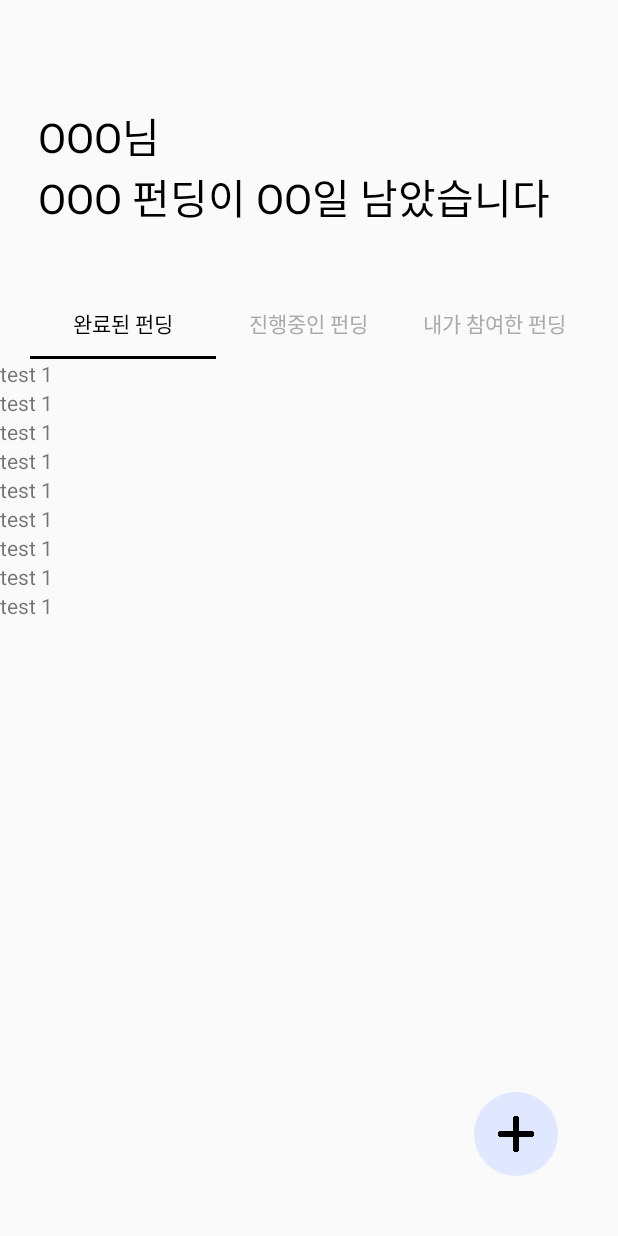
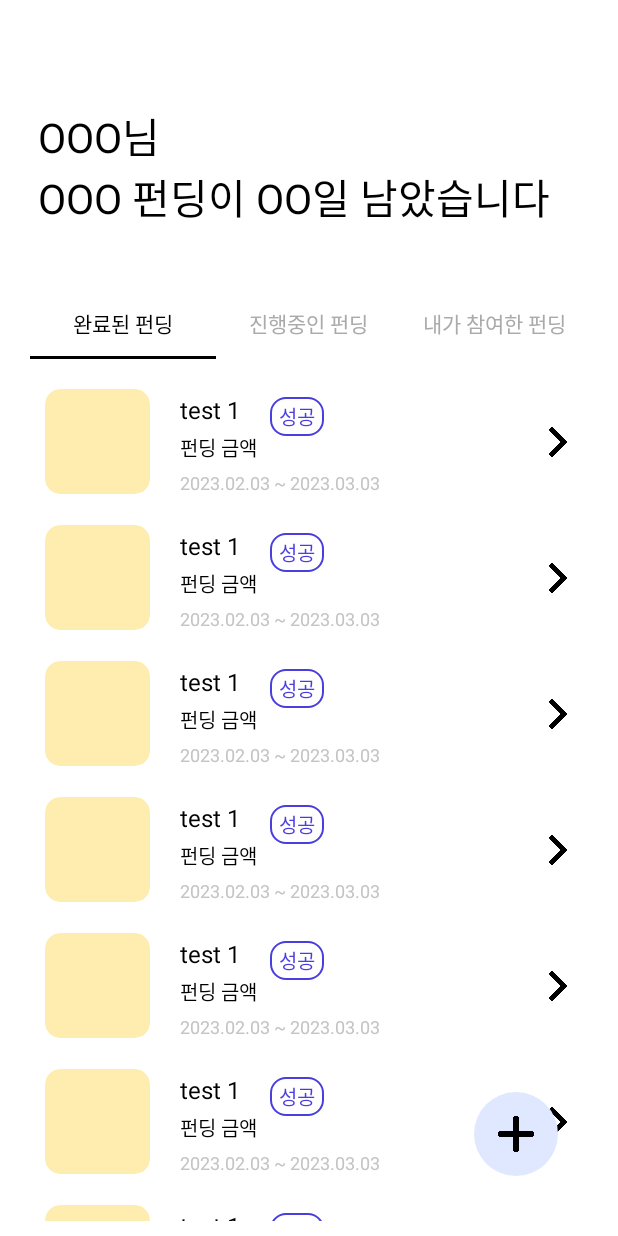
Before and after one commit to HAB-DAY/Habday_Android, an Android app: the FinishFundingFragment screen opened directly, with no data from a screen before it, on a phone screen of 412 x 824 dp. Run offline under Robolectric (Android 15) with nearby library versions, the light colour scheme and no system bars.

Commit message:
[feat] 완료된 펀딩 recycler view UI 생성
FinishFundingFragment, item_finished_funding_recycler.xml

```diff
--- a/app/src/main/java/com/example/habday_android/util/recycler/finish/FinishAdapter.kt
+++ b/app/src/main/java/com/example/habday_android/util/recycler/finish/FinishAdapter.kt
@@ -25,7 +25,7 @@ class FinishAdapter(val context: FragmentActivity?): RecyclerView.Adapter<ViewHo
     override fun getItemCount(): Int = finishdatas.size
 
     class FinishFundingViewHolder(val context: FragmentActivity?, val binding: ItemFinishedFundingRecyclerBinding): RecyclerView.ViewHolder(binding.root){
-        private val testText : TextView =binding.txtTest
+        private val testText : TextView = binding.tvFinishFundingTitle
 
         fun bind(item: FinishData){
             testText.text = item.title
--- /dev/null
+++ b/app/src/main/res/drawable/bg_rectangle_dark_blue_radius_10.xml
@@ -0,0 +1,9 @@
+<?xml version="1.0" encoding="utf-8"?>
+<shape xmlns:android="http://schemas.android.com/apk/res/android"
+    android:shape="rectangle">
+    <stroke
+        android:color="@color/dark_blue"
+        android:width="1dp"/>
+    <corners
+        android:radius="10dp"/>
+</shape>
--- /dev/null
+++ b/app/src/main/res/drawable/bg_rectangle_dark_red_radius_10.xml
@@ -0,0 +1,10 @@
+<?xml version="1.0" encoding="utf-8"?>
+<shape xmlns:android="http://schemas.android.com/apk/res/android"
+    android:shape="rectangle">
+    <stroke
+        android:color="@color/dark_red"
+        android:width="1dp"/>
+    <corners
+        android:radius="10dp"/>
+
+</shape>
--- a/app/src/main/res/layout/activity_login.xml
+++ b/app/src/main/res/layout/activity_login.xml
@@ -12,6 +12,7 @@
         android:layout_width="wrap_content"
         android:layout_height="wrap_content"
         android:text="@string/HaBDay"
+        android:includeFontPadding="false"
         app:layout_constraintStart_toStartOf="parent"
         app:layout_constraintEnd_toEndOf="parent"
         app:layout_constraintTop_toTopOf="parent"
@@ -58,7 +59,8 @@
         app:layout_constraintStart_toStartOf="@id/view_naver_login"
         app:layout_constraintEnd_toEndOf="@id/view_naver_login"
         android:textSize="@dimen/naver_login_txt_size"
-        android:textColor="@color/white"/>
+        android:textColor="@color/white"
+        android:includeFontPadding="false"/>
 
     <TextView
         android:id="@+id/tv_start_HAB_DAY"
@@ -67,6 +69,7 @@
         android:text="@string/txt_start_HAB_DAY"
         android:textSize="@dimen/start_HAB_DAY_txt_size"
         android:textColor="@color/light_gray"
+        android:includeFontPadding="false"
         app:layout_constraintStart_toStartOf="parent"
         app:layout_constraintEnd_toEndOf="parent"
         app:layout_constraintBottom_toBottomOf="parent"
--- a/app/src/main/res/layout/activity_main.xml
+++ b/app/src/main/res/layout/activity_main.xml
@@ -4,6 +4,7 @@
     xmlns:tools="http://schemas.android.com/tools"
     android:layout_width="match_parent"
     android:layout_height="match_parent"
+    android:background="@color/white"
     tools:context=".src.main.MainActivity">
 
     <TextView
@@ -17,6 +18,7 @@
         android:layout_marginStart="@dimen/main_D_day_margin_start"
         android:textColor="@color/black"
         android:textSize="@dimen/main_D_day_txt_size"
+        android:includeFontPadding="false"
         />
 
     <com.google.android.material.tabs.TabLayout
@@ -44,8 +46,9 @@
     <FrameLayout
         android:id="@+id/fl_main"
         android:layout_width="match_parent"
-        android:layout_height="wrap_content"
+        android:layout_height="@dimen/main_frame_layout_height"
         app:layout_constraintTop_toBottomOf="@+id/tl_main"
+        app:layout_constraintBottom_toBottomOf="parent"
         />
 
     <com.google.android.material.floatingactionbutton.FloatingActionButton
--- a/app/src/main/res/layout/fragment_finish_funding.xml
+++ b/app/src/main/res/layout/fragment_finish_funding.xml
@@ -3,6 +3,9 @@
     xmlns:tools="http://schemas.android.com/tools"
     android:layout_width="match_parent"
     android:layout_height="match_parent"
+    android:layout_marginHorizontal="@dimen/margin_horizontal_main_recycler"
+    android:layout_marginBottom="@dimen/margin_bottom_margin_recycler"
+    android:background="@color/white"
     xmlns:app="http://schemas.android.com/apk/res-auto"
     tools:context=".src.main.list.FinishFundingFragment">
 
--- a/app/src/main/res/layout/item_finished_funding_recycler.xml
+++ b/app/src/main/res/layout/item_finished_funding_recycler.xml
@@ -2,13 +2,100 @@
 <androidx.constraintlayout.widget.ConstraintLayout xmlns:android="http://schemas.android.com/apk/res/android"
     android:layout_width="match_parent"
     android:layout_height="wrap_content"
+    android:background="@color/white"
     xmlns:app="http://schemas.android.com/apk/res-auto">
 
+    <androidx.cardview.widget.CardView
+        android:id="@+id/cv_finish_funding"
+        android:layout_width="@dimen/img_funding_size"
+        android:layout_height="@dimen/img_funding_size"
+        app:layout_constraintTop_toTopOf="parent"
+        app:layout_constraintStart_toStartOf="parent"
+        android:layout_marginTop="@dimen/between_margin_recycler_margin_top"
+        android:backgroundTint="@color/light_yellow"
+        app:cardCornerRadius="@dimen/img_funding_radius"
+        app:cardElevation="@dimen/card_elevation"
+        />
+
     <TextView
-        android:id="@+id/txt_test"
+        android:id="@+id/tv_finish_funding_title"
+        android:layout_width="wrap_content"
+        android:layout_height="wrap_content"
+        android:layout_marginTop="@dimen/funding_title_margin_top"
+        android:text="@string/funding_title"
+        android:textColor="@color/black"
+        android:textSize="@dimen/funding_title_txt_size"
+        app:layout_constraintStart_toEndOf="@+id/cv_finish_funding"
         app:layout_constraintTop_toTopOf="parent"
-        android:layout_width="match_parent"
+        android:layout_marginStart="@dimen/margin_between_img_txt"
+        android:includeFontPadding="false"
+        />
+
+    <TextView
+        android:id="@+id/tv_success"
+        android:layout_width="wrap_content"
         android:layout_height="wrap_content"
-        android:text="text입니다"/>
+        app:layout_constraintTop_toTopOf="@+id/tv_finish_funding_title"
+        app:layout_constraintStart_toEndOf="@id/tv_finish_funding_title"
+        android:layout_marginStart="@dimen/margin_start_txt_success_or_not"
+        android:paddingVertical="@dimen/padding_vertical_success_or_not"
+        android:paddingHorizontal="@dimen/padding_horizontal_success_or_not"
+        android:text="@string/success"
+        android:textColor="@color/dark_blue"
+        android:textSize="@dimen/txt_size_success_or_not"
+        android:includeFontPadding="false"
+        android:background="@drawable/bg_rectangle_dark_blue_radius_10"
+        />
+    <TextView
+        android:id="@+id/tv_failure"
+        android:layout_width="wrap_content"
+        android:layout_height="wrap_content"
+        app:layout_constraintTop_toTopOf="@+id/tv_finish_funding_title"
+        app:layout_constraintStart_toEndOf="@id/tv_finish_funding_title"
+        android:layout_marginStart="@dimen/margin_start_txt_success_or_not"
+        android:paddingVertical="@dimen/padding_vertical_success_or_not"
+        android:paddingHorizontal="@dimen/padding_horizontal_success_or_not"
+        android:text="@string/failure"
+        android:textColor="@color/dark_red"
+        android:textSize="@dimen/txt_size_success_or_not"
+        android:includeFontPadding="false"
+        android:background="@drawable/bg_rectangle_dark_red_radius_10"
+        android:visibility="gone"
+        />
+
+    <TextView
+        android:id="@+id/tv_finish_funding_cost"
+        android:layout_width="wrap_content"
+        android:layout_height="wrap_content"
+        android:text="@string/funding_cost"
+        android:textColor="@color/black"
+        android:textSize="@dimen/funding_cost_txt_size"
+        android:includeFontPadding="false"
+        app:layout_constraintTop_toBottomOf="@+id/tv_finish_funding_title"
+        app:layout_constraintStart_toEndOf="@+id/cv_finish_funding"
+        android:layout_marginStart="@dimen/margin_between_img_txt"
+        android:layout_marginTop="@dimen/funding_cost_margin_top"/>
+
+    <TextView
+        android:id="@+id/tv_finish_funding_term"
+        android:layout_width="wrap_content"
+        android:layout_height="wrap_content"
+        android:text="@string/funding_term"
+        android:textColor="@color/light_gray"
+        android:textSize="@dimen/funding_term_txt_size"
+        app:layout_constraintTop_toBottomOf="@+id/tv_finish_funding_cost"
+        app:layout_constraintStart_toEndOf="@+id/cv_finish_funding"
+        android:layout_marginStart="@dimen/margin_between_img_txt"
+        android:layout_marginTop="@dimen/funding_cost_margin_top"/>
+
+    <ImageView
+        android:id="@+id/iv_right_arrow"
+        android:layout_width="@dimen/right_arrow_size"
+        android:layout_height="@dimen/right_arrow_size"
+        android:src="@drawable/ic_right_arrow"
+        app:layout_constraintTop_toTopOf="@id/cv_finish_funding"
+        app:layout_constraintBottom_toBottomOf="parent"
+        app:layout_constraintEnd_toEndOf="parent"
+        />
 
 </androidx.constraintlayout.widget.ConstraintLayout>
--- a/app/src/main/res/values/colors.xml
+++ b/app/src/main/res/values/colors.xml
@@ -15,4 +15,7 @@
     <color name="dark_green">#03C75A</color>
     <color name="light_gray">#C4C4C4</color>
     <color name="light_blue">#DFE8FF</color>
+    <color name="light_yellow">#FFEDB0</color>
+    <color name="dark_blue">#4B3EDF</color>
+    <color name="dark_red">#DF483E</color>
 </resources>
--- a/app/src/main/res/values/dimens.xml
+++ b/app/src/main/res/values/dimens.xml
@@ -20,5 +20,28 @@
     <dimen name="main_tab_layout_margin_horizontal">20dp</dimen>
     <dimen name="main_floating_btn_margin_bottom">40dp</dimen>
     <dimen name="main_floating_btn_margin_end">40dp</dimen>
+    <dimen name="main_frame_layout_height">0dp</dimen>
+
+    <!-- both -->
+    <dimen name="img_funding_size">70dp</dimen>
+    <dimen name="img_funding_radius">10dp</dimen>
+    <dimen name="funding_title_txt_size">16sp</dimen>
+    <dimen name="funding_cost_txt_size">13sp</dimen>
+    <dimen name="funding_term_txt_size">12sp</dimen>
+    <dimen name="margin_between_img_txt">20dp</dimen>
+    <dimen name="margin_horizontal_main_recycler">30dp</dimen>
+    <dimen name="margin_bottom_margin_recycler">10dp</dimen>
+    <dimen name="between_margin_recycler_margin_top">20dp</dimen>
+    <dimen name="card_elevation">0dp</dimen>
+    <dimen name="right_arrow_size">20dp</dimen>
+    <dimen name="margin_start_txt_success_or_not">20dp</dimen>
+    <dimen name="padding_vertical_success_or_not">3dp</dimen>
+    <dimen name="padding_horizontal_success_or_not">6dp</dimen>
+    <dimen name="txt_size_success_or_not">13sp</dimen>
+
+    <!-- FinishFundingFragment -->
+    <dimen name="funding_title_margin_top">25dp</dimen>
+    <dimen name="funding_cost_margin_top">5dp</dimen>
+
 
 </resources>
--- a/app/src/main/res/values/strings.xml
+++ b/app/src/main/res/values/strings.xml
@@ -11,10 +11,15 @@
     <string name="finish_funding">완료된 펀딩</string>
     <string name="progressing_funding">진행중인 펀딩</string>
     <string name="my_participation_funding">내가 참여한 펀딩</string>
+
+    <!-- both -->
     <string name="funding_title">펀딩 이름</string>
     <string name="funding_cost">펀딩 금액</string>
     <string name="funding_term">2023.02.03 ~ 2023.03.03</string>
-    <!-- TODO: Remove or change this placeholder text -->
-    <string name="hello_blank_fragment">Hello blank fragment</string>
+    <string name="success">성공</string>
+    <string name="failure">실패</string>
+
+    <!-- Finish Funding Fragment -->
+
 
 </resources>
```
